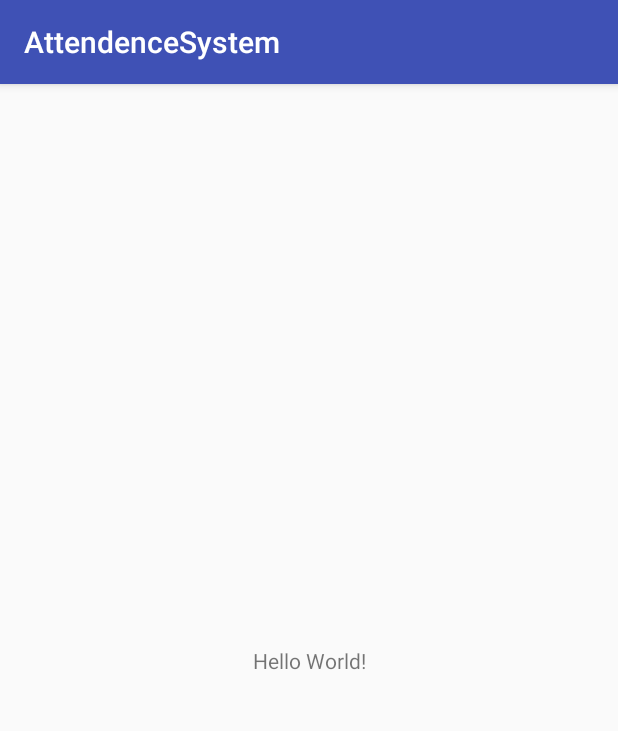
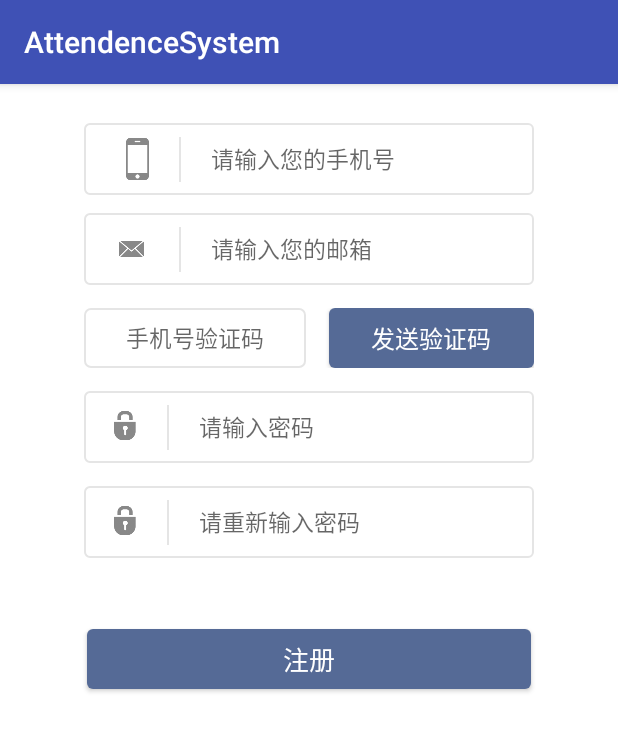
Before and after one commit to LittleTeam-One/AttendenceSystem, an Android app: the screen it shows after launch (MainActivity before the commit, RegisterActivity after it), on a phone screen of 412 x 824 dp. Shown: the top 731 px of the screen. Run offline under Robolectric (Android 15) with nearby library versions, the phone set to English and light mode, and no system bars; libraries missing offline, so code that uses them is left out: cn.smssdk.

Commit message:
1.注册页面 2.添加Mob手机验证码，进行手机注册验证但未实现与服务器交互功能

```diff
--- a/app/src/main/AndroidManifest.xml
+++ b/app/src/main/AndroidManifest.xml
@@ -3,6 +3,7 @@
     package="com.example.mrc.attendencesystem">
 
     <application
+        android:name="com.mob.MobApplication"
         android:allowBackup="true"
         android:icon="@mipmap/ic_launcher"
         android:label="@string/app_name"
@@ -10,6 +11,10 @@
         android:supportsRtl="true"
         android:theme="@style/AppTheme">
         <activity android:name=".MainActivity">
+
+        </activity>
+        <activity android:name=".RegisterActivity"
+            android:screenOrientation="portrait">
             <intent-filter>
                 <action android:name="android.intent.action.MAIN" />
 
--- /dev/null
+++ b/app/src/main/java/com/example/mrc/attendencesystem/RegisterActivity.java
@@ -0,0 +1,153 @@
+package com.example.mrc.attendencesystem;
+
+import android.app.Activity;
+import android.content.Context;
+import android.support.v7.app.AppCompatActivity;
+import android.os.Bundle;
+import android.support.v7.widget.AppCompatButton;
+import android.text.TextUtils;
+import android.view.View;
+import android.widget.Button;
+import android.widget.EditText;
+import android.widget.Toast;
+
+import java.util.HashMap;
+import java.util.Map;
+import java.util.regex.Matcher;
+import java.util.regex.Pattern;
+
+import cn.smssdk.EventHandler;
+import cn.smssdk.SMSSDK;
+
+
+public class RegisterActivity extends AppCompatActivity {
+
+    private EditText mUsernameEdit;//手机号
+    private EditText mEmailEdit;
+    private AppCompatButton mSendVertiCodeBtn;//发送验证码按钮
+    private AppCompatButton mRegisterBtn;//注册按钮
+    private EditText mPhoneVertifiEdit;//输入验证码
+    private EditText mPassword;//密码
+    private EditText mAgainPassword;//重新输入密码
+    private String mPhoneNumber;
+    private boolean mCanRegister = false;
+    private Context mContext;
+
+    @Override
+    protected void onCreate(Bundle savedInstanceState) {
+        super.onCreate(savedInstanceState);
+        setContentView(R.layout.activity_register);
+        mContext = this;
+        mUsernameEdit = findViewById(R.id.username_editText);
+        mSendVertiCodeBtn = findViewById(R.id.send_ic_btn);
+        mRegisterBtn = findViewById(R.id.register_btn);
+        mPhoneVertifiEdit = findViewById(R.id.email_ic_editText);
+        mEmailEdit = findViewById(R.id.email_editText);
+        mPassword = findViewById(R.id.password_editText);
+        mAgainPassword = findViewById(R.id.password_again_editText);
+        setListeners();
+    }
+
+    public void setListeners(){
+        mSendVertiCodeBtn.setOnClickListener(new View.OnClickListener() {
+            @Override
+            public void onClick(View view) {
+                SMSSDK.registerEventHandler(new EventHandler(){
+                    @Override
+                    public void afterEvent(int i, int i1, Object o) {
+                        super.afterEvent(i, i1, o);
+                        if(i1 == SMSSDK.RESULT_COMPLETE){
+                            mCanRegister = true;
+                            ((Activity) mContext).runOnUiThread(new Runnable() {
+                                @Override
+                                public void run() {
+                                    mUsernameEdit.setEnabled(false);
+                                }
+                            });
+                        }
+                    }
+                });
+                mPhoneNumber = mUsernameEdit.getText().toString();
+                if(!TextUtils.isEmpty(mPhoneNumber) && isPhone(mPhoneNumber)) {
+                    SMSSDK.getVerificationCode("86", mPhoneNumber);
+                }else {
+                    Toast.makeText(mContext,getString(R.string.username_prompt),Toast.LENGTH_SHORT)
+                            .show();
+                }
+            }
+        });
+        mRegisterBtn.setOnClickListener(new View.OnClickListener() {
+            @Override
+            public void onClick(View view) {
+                String email = mEmailEdit.getText().toString();
+                String password = mPassword.getText().toString();
+                String againPassword = mAgainPassword.getText().toString();
+                validateInput(mPhoneNumber,email,password,againPassword);
+                String phoneVertifiCode = mPhoneVertifiEdit.getText().toString();
+                if(!TextUtils.isEmpty(phoneVertifiCode)){
+                    SMSSDK.unregisterAllEventHandler();
+                    SMSSDK.registerEventHandler(new EventHandler(){
+                        @Override
+                        public void afterEvent(int i, int i1, Object o) {
+                            super.afterEvent(i, i1, o);
+                            if(i1 == SMSSDK.RESULT_COMPLETE){
+                                //验证码成功之后 此为子线程 需要在UI线程或Handler更新UI
+                            }
+                        }
+                    });
+                }else {
+                    Toast.makeText(mContext,getString(R.string.please_input_vertifi_code),Toast.LENGTH_SHORT)
+                            .show();
+                }
+                SMSSDK.submitVerificationCode("86",mPhoneNumber,phoneVertifiCode);
+            }
+        });
+    }
+
+    /**
+     * 注册字段的正则验证
+     * @param userName
+     * @param email
+     * @param passWord
+     * @param passwordAgain
+     * @return
+     */
+    private boolean validateInput(String userName, String email, String passWord, String passwordAgain) {
+        if (TextUtils.isEmpty(userName)) {
+            Toast.makeText(RegisterActivity.this,getString(R.string.username_can_not_be_null),Toast.LENGTH_SHORT).show();
+            return false;
+        } else if (TextUtils.isEmpty(email)) {
+            Toast.makeText(RegisterActivity.this,getString(R.string.email_can_not_be_null),Toast.LENGTH_SHORT).show();
+            return false;
+        } else if (TextUtils.isEmpty(passWord)) {
+            Toast.makeText(RegisterActivity.this,getString(R.string.password_can_not_be_null),Toast.LENGTH_SHORT).show();
+            return false;
+        } else if (TextUtils.isEmpty(passwordAgain)) {
+            Toast.makeText(RegisterActivity.this,getString(R.string.password_again_can_not_be_null),Toast.LENGTH_SHORT).show();
+            return false;
+        } else if (!passwordAgain.equals(passWord)) {
+            Toast.makeText(RegisterActivity.this,getString(R.string.password_again_is_not_equal_to_password),Toast.LENGTH_SHORT).show();
+            return false;
+        } else {
+            return true;
+        }
+    }
+
+    /**
+     * 判断是否为正确的手机号
+     * @param phone 邮箱
+     * @return 返回true为正确手机号格式
+     */
+    public boolean isPhone(String phone) {
+        if (phone == null && phone.equals("")) return false;
+        Pattern p = Pattern.compile("^((13[0-9])|(14[5|7])|(15([0-3]|[5-9]))|(18[0,5-9]))\\d{8}$");//复杂匹配
+        Matcher m = p.matcher(phone);
+        return m.matches();
+    }
+
+    @Override
+    protected void onDestroy() {
+        super.onDestroy();
+        SMSSDK.unregisterAllEventHandler();
+    }
+}
--- /dev/null
+++ b/app/src/main/res/drawable/rectangle_border_radius_3dp.xml
@@ -0,0 +1,11 @@
+<?xml version="1.0" encoding="utf-8"?>
+<selector xmlns:android="http://schemas.android.com/apk/res/android">
+    <item>
+        <shape android:shape="rectangle">
+            <solid android:color="@color/white"/>
+            <stroke android:color="@color/line_light_blue_color"
+                android:width="1dp"/>
+            <corners android:radius="3dp"/>
+        </shape>
+    </item>
+</selector>
--- /dev/null
+++ b/app/src/main/res/drawable/rectangle_border_radius_4dp.xml
@@ -0,0 +1,11 @@
+<?xml version="1.0" encoding="utf-8"?>
+<selector xmlns:android="http://schemas.android.com/apk/res/android">
+    <item>
+        <shape android:shape="rectangle">
+            <solid android:color="@color/white"/>
+            <stroke android:color="@color/line_light_blue_color"
+                android:width="1dp"/>
+            <corners android:radius="4dp"/>
+        </shape>
+    </item>
+</selector>
--- /dev/null
+++ b/app/src/main/res/drawable/rectangle_button_style.xml
@@ -0,0 +1,9 @@
+<?xml version="1.0" encoding="utf-8"?>
+<selector xmlns:android="http://schemas.android.com/apk/res/android">
+    <item>
+        <shape android:shape="rectangle">
+            <solid android:color="@color/widget_dark_blue_color"/>
+            <corners android:radius="4dp"/>
+        </shape>
+    </item>
+</selector>
--- /dev/null
+++ b/app/src/main/res/layout/activity_register.xml
@@ -0,0 +1,208 @@
+<?xml version="1.0" encoding="utf-8"?>
+<LinearLayout xmlns:android="http://schemas.android.com/apk/res/android"
+    android:layout_width="match_parent"
+    android:layout_height="match_parent"
+    android:orientation="vertical"
+    android:background="@color/white">
+
+    <LinearLayout
+        android:layout_width="300dp"
+        android:layout_height="48dp"
+        android:layout_gravity="center"
+        android:layout_marginTop="26dp"
+        android:background="@drawable/rectangle_border_radius_3dp"
+        android:orientation="horizontal">
+
+        <ImageView
+            android:id="@+id/imageView1"
+            android:layout_width="15dp"
+            android:layout_height="28dp"
+            android:layout_marginBottom="10dp"
+            android:layout_marginLeft="28dp"
+            android:layout_marginTop="10dp"
+            android:src="@mipmap/ic_phone" />
+
+        <View
+            android:layout_width="1dp"
+            android:layout_height="30dp"
+            android:layout_marginLeft="20dp"
+            android:layout_marginTop="9dp"
+            android:background="@color/line_light_blue_color" />
+
+        <EditText
+            android:id="@+id/username_editText"
+            android:layout_width="215dp"
+            android:layout_height="48dp"
+            android:layout_gravity="center"
+            android:layout_marginLeft="20dp"
+            android:background="@null"
+            android:hint="@string/user_name"
+            android:textColor="@color/font_color_light_blue"
+            android:textSize="@dimen/font_size_15sp" />
+    </LinearLayout>
+
+
+    <LinearLayout
+        android:layout_width="300dp"
+        android:layout_height="48dp"
+        android:orientation="horizontal"
+        android:layout_marginTop="12dp"
+        android:layout_gravity="center"
+        android:background="@drawable/rectangle_border_radius_3dp">
+
+        <ImageView
+            android:id="@+id/imageView2"
+            android:layout_width="16.85dp"
+            android:layout_height="12.1dp"
+            android:layout_marginBottom="18dp"
+            android:layout_marginLeft="23dp"
+            android:layout_marginTop="18dp"
+            android:src="@mipmap/ic_email" />
+
+        <View
+            android:layout_width="1dp"
+            android:layout_height="30dp"
+            android:layout_marginLeft="23dp"
+            android:layout_marginTop="9dp"
+            android:background="@color/line_light_blue_color" />
+
+        <EditText
+            android:id="@+id/email_editText"
+            android:layout_width="215dp"
+            android:layout_height="48dp"
+            android:layout_gravity="center"
+            android:layout_marginLeft="20dp"
+            android:background="@null"
+            android:hint="@string/email"
+            android:textColor="@color/font_color_light_blue"
+            android:textSize="@dimen/font_size_15sp" />
+    </LinearLayout>
+
+
+    <LinearLayout
+        android:layout_width="300dp"
+        android:layout_height="wrap_content"
+        android:layout_gravity="center"
+        android:layout_marginTop="15dp">
+
+        <LinearLayout
+            android:layout_width="148dp"
+            android:layout_height="40dp"
+            android:layout_gravity="center"
+            android:background="@drawable/rectangle_border_radius_4dp">
+
+            <EditText
+                android:id="@+id/email_ic_editText"
+                android:layout_width="148dp"
+                android:layout_height="40dp"
+                android:layout_gravity="center"
+                android:background="@null"
+                android:gravity="center"
+                android:hint="@string/email_identifying_code"
+                android:textColor="@color/font_color_light_blue"
+                android:textSize="@dimen/font_size_15sp" />
+        </LinearLayout>
+
+
+        <android.support.v7.widget.AppCompatButton
+            android:id="@+id/send_ic_btn"
+            android:layout_width="match_parent"
+            android:layout_height="40dp"
+            android:layout_marginLeft="15dp"
+            android:background="@drawable/rectangle_button_style"
+            android:text="@string/send_identifying_code"
+            android:textColor="@color/white"
+            android:textSize="@dimen/font_size_16sp"
+            android:layout_weight="1"/>
+
+    </LinearLayout>
+
+    <LinearLayout
+        android:layout_width="300dp"
+        android:layout_height="48dp"
+        android:layout_gravity="center"
+        android:layout_marginTop="15dp"
+        android:background="@drawable/rectangle_border_radius_3dp"
+        android:orientation="horizontal">
+        <ImageView
+            android:id="@+id/imageView4"
+            android:layout_width="15.75dp"
+            android:layout_height="20.2dp"
+            android:layout_marginBottom="13.5dp"
+            android:layout_marginLeft="19dp"
+            android:layout_marginTop="13dp"
+            android:src="@mipmap/ic_psw" />
+
+        <View
+            android:layout_width="1dp"
+            android:layout_height="30dp"
+            android:layout_marginLeft="20.25dp"
+            android:layout_marginTop="9dp"
+            android:background="@color/line_light_blue_color" />
+
+        <EditText
+            android:id="@+id/password_editText"
+            android:layout_width="222dp"
+            android:layout_height="48dp"
+            android:layout_gravity="center"
+            android:layout_marginLeft="20dp"
+            android:background="@null"
+            android:hint="@string/password"
+            android:inputType="textPassword"
+            android:textColor="@color/font_color_light_blue"
+            android:textSize="@dimen/font_size_15sp" />
+
+    </LinearLayout>
+
+
+    <LinearLayout
+        android:layout_width="300dp"
+        android:layout_height="48dp"
+        android:layout_gravity="center"
+        android:layout_marginTop="15dp"
+        android:background="@drawable/rectangle_border_radius_3dp"
+        android:orientation="horizontal">
+
+        <ImageView
+            android:id="@+id/imageView5"
+            android:layout_width="15.75dp"
+            android:layout_height="20.2dp"
+            android:layout_marginBottom="13.5dp"
+            android:layout_marginLeft="19dp"
+            android:layout_marginTop="13dp"
+            android:src="@mipmap/ic_psw" />
+
+        <View
+            android:layout_width="1dp"
+            android:layout_height="30dp"
+            android:layout_marginLeft="20.25dp"
+            android:layout_marginTop="9dp"
+            android:background="@color/line_light_blue_color" />
+
+        <EditText
+            android:id="@+id/password_again_editText"
+            android:layout_width="222dp"
+            android:layout_height="48dp"
+            android:layout_gravity="center"
+            android:layout_marginLeft="20dp"
+            android:background="@null"
+            android:hint="@string/password_again"
+            android:textColor="@color/font_color_light_blue"
+            android:textSize="@dimen/font_size_15sp"
+            android:inputType="textPassword"/>
+
+    </LinearLayout>
+
+
+    <android.support.v7.widget.AppCompatButton
+        android:id="@+id/register_btn"
+        android:layout_width="296dp"
+        android:layout_height="40dp"
+        android:layout_gravity="center"
+        android:layout_marginTop="47dp"
+        android:background="@drawable/rectangle_button_style"
+        android:text="@string/register"
+        android:textColor="@color/white"
+        android:textSize="@dimen/font_size_17sp" />
+
+</LinearLayout>
--- a/app/src/main/res/values/colors.xml
+++ b/app/src/main/res/values/colors.xml
@@ -3,4 +3,33 @@
     <color name="colorPrimary">#3F51B5</color>
     <color name="colorPrimaryDark">#303F9F</color>
     <color name="colorAccent">#FF4081</color>
+    <color name="white">#ffffff</color>
+    <color name="black">#000000</color>
+    <color name="light_gray_color">#E0E0E0</color>
+    <color name="statusBar_color">#455a88</color>
+    <color name="bar_dark_blue_color">#FF556995</color>
+    <color name="bar_light_blue_color">#FF5A7BC0</color>
+    <color name="widget_dark_blue_color">#FF556A96</color>
+    <color name="button_clicked_color">#BDBDBD</color>
+    <color name="line_light_blue_color">#FFE5E5E5</color>
+    <color name="logo_ring_color">#FF556A97</color>
+    <color name="font_color_white">#FFFFFFFF</color>
+    <color name="font_color_light_blue">#FFA0A0A0</color>
+    <color name="font_color_light_black">#FF333333</color>
+    <color name="font_color_more_light_black">#FF373737</color>
+    <color name="setting_color">#D8D8D8</color>
+    <color name="setting_bg_color">#F8F8F6</color>
+    <color name="font_light_blue_2">#244766</color>
+    <color name="font_light_gray_6">#2F2F2F</color>
+    <color name="font_light_gray_7">#B8B8B8</color>
+
+    <dimen name="font_size_18sp">18sp</dimen>
+    <dimen name="font_size_17sp">17sp</dimen>
+    <dimen name="font_size_16sp">16sp</dimen>
+    <dimen name="font_size_15sp">15sp</dimen>
+    <dimen name="font_size_14sp">14sp</dimen>
+    <dimen name="font_size_12sp">12sp</dimen>
+    <dimen name="font_size_11sp">11sp</dimen>
+
+
 </resources>
--- a/app/src/main/res/values/strings.xml
+++ b/app/src/main/res/values/strings.xml
@@ -1,3 +1,19 @@
 <resources>
     <string name="app_name">AttendenceSystem</string>
+    <string name="user_name">请输入您的手机号</string>
+    <string name="email">请输入您的邮箱</string>
+    <string name="email_identifying_code">手机号验证码</string>
+    <string name="send_identifying_code">发送验证码</string>
+    <string name="password">请输入密码</string>
+    <string name="password_again">请重新输入密码</string>
+    <string name="register">注册</string>
+    <string name="username_prompt">请输入正确格式的手机号</string>
+    <string name="please_input_vertifi_code">请输入验证码</string>
+    <string name="username_can_not_be_null">用户名不能为空</string>
+    <string name="password_can_not_be_null">密码不能为空</string>
+    <string name="email_can_not_be_null">邮箱不能为空</string>
+    <string name="email_ic_can_not_be_null">验证码不能为空</string>
+    <string name="password_again_can_not_be_null">确认密码不能为空</string>
+    <string name="password_again_is_not_equal_to_password">两次输入密码不统一</string>
+    <string name="email_ic_is_not_correct">验证码错误</string>
 </resources>
--- a/build.gradle
+++ b/build.gradle
@@ -5,10 +5,13 @@ buildscript {
     repositories {
         google()
         jcenter()
+        maven {
+            url "http://mvn.mob.com/android"
+        }
     }
     dependencies {
         classpath 'com.android.tools.build:gradle:3.0.1'
-
+        classpath 'com.mob.sdk:MobSDK:+'
 
         // NOTE: Do not place your application dependencies here; they belong
         // in the individual module build.gradle files
```
Also changed, not shown: app/build.gradle (+7 -1 lines), app/src/main/res/mipmap-hdpi/ic_email.png (added), app/src/main/res/mipmap-hdpi/ic_phone.png (added), app/src/main/res/mipmap-hdpi/ic_psw.png (added), 1 other file.
